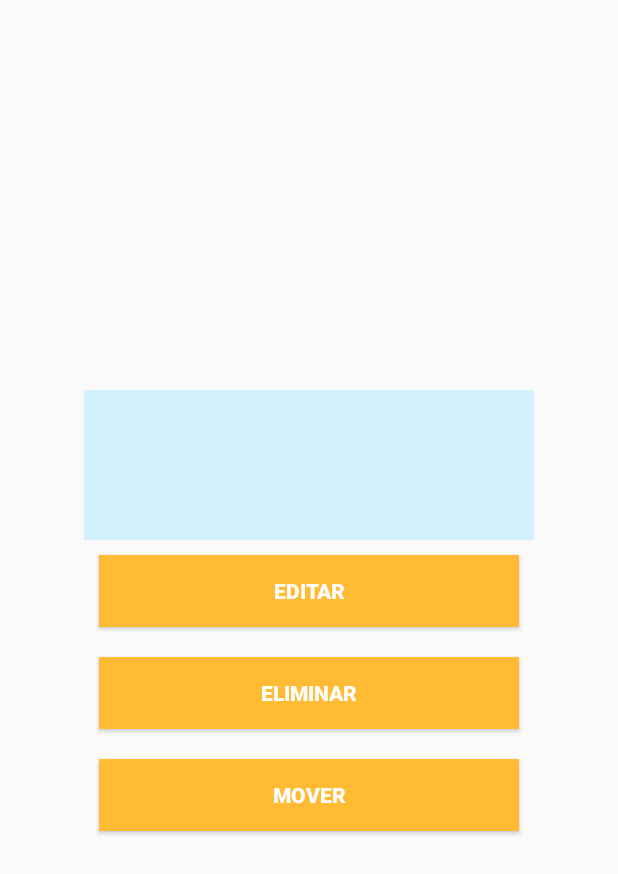
After one commit to Jeyron/OrganizApp, an Android app: the layout dialog_editar_eliminar_mover.xml on its own in the app's theme, with its tools: preview values and no code run, on a phone screen of 412 x 824 dp. The commit adds this screen. Shown: the top 874 px of the screen. Run offline under Robolectric (Android 15) with nearby library versions, the phone set to English and light mode, and no system bars.

Commit message:
Falta algo en los dialogs

```diff
--- a/app/src/main/java/com/example/jeiro/organizapp/MainActivity.java
+++ b/app/src/main/java/com/example/jeiro/organizapp/MainActivity.java
@@ -25,6 +25,9 @@ public class MainActivity extends AppCompatActivity
 {
     public static String  root;
     public static Usuario usuario_activo;
+    public static String root_usuario;
+    public static String padre = "";
+    public static String string_temporal;
 
     @Override
     protected void onCreate(Bundle savedInstanceState) {
--- /dev/null
+++ b/app/src/main/res/layout/dialog_editar_eliminar_mover.xml
@@ -0,0 +1,50 @@
+<?xml version="1.0" encoding="utf-8"?>
+<LinearLayout xmlns:android="http://schemas.android.com/apk/res/android"
+    android:id="@+id/edit_name"
+    android:layout_width="wrap_content"
+    android:layout_height="wrap_content"
+    android:layout_gravity="center"
+    android:orientation="vertical">
+    <TextView
+        android:id="@+id/dialog_title"
+        android:layout_width="300dp"
+        android:layout_height="100dp"
+        android:background="@color/colorFondo"
+        android:padding="10dp"
+        android:gravity="center"
+        android:textSize="20dp"/>
+
+
+    <Button
+        android:id="@+id/button"
+        android:layout_width="match_parent"
+        android:layout_height="wrap_content"
+        android:layout_margin="10dp"
+        android:background="#FFFFBB33"
+        android:textColor="#fff"
+        android:textStyle="bold"
+        android:text="Editar" />
+
+    <Button
+        android:id="@+id/button2"
+        android:layout_width="match_parent"
+        android:layout_height="wrap_content"
+        android:layout_margin="10dp"
+        android:background="#FFFFBB33"
+        android:textColor="#fff"
+        android:textStyle="bold"
+        android:text="Eliminar"
+        />
+
+    <Button
+        android:id="@+id/button3"
+        android:layout_width="match_parent"
+        android:layout_height="wrap_content"
+        android:layout_margin="10dp"
+        android:background="#FFFFBB33"
+        android:textColor="#fff"
+        android:textStyle="bold"
+        android:text="Mover" />
+
+
+</LinearLayout>
--- a/app/src/main/res/layout/obtener_nombre.xml
+++ b/app/src/main/res/layout/dialog_obtener_nombre.xml
@@ -5,7 +5,7 @@
     android:orientation="vertical" >
 
     <TextView
-        android:text="@string/nuevo_album"
+        android:id="@+id/lblTitulo"
         android:layout_width="300dp"
         android:layout_height="100dp"
         android:background="@color/colorFondo"
```
Also changed, not shown: app/src/main/java/com/example/jeiro/organizapp/Fragment_albumes.java (+91 -26 lines), app/src/main/java/com/example/jeiro/organizapp/Function.java (renamed from app/src/main/java/com/example/jeiro/organizapp/Funtion.java, +19 -5 lines), app/src/main/java/com/example/jeiro/organizapp/Nuevo_album.java (added, +114 -0 lines), app/src/main/java/com/example/jeiro/organizapp/Opciones_menu.java (+1 -14 lines), app/src/main/java/com/example/jeiro/organizapp/Renombrar_album.java (renamed from app/src/main/java/com/example/jeiro/organizapp/Nuevo_album_alert_dialog.java, +34 -31 lines), app/src/main/res/layout/dialog_editar_eliminar.xml (added, +40 -0 lines).
